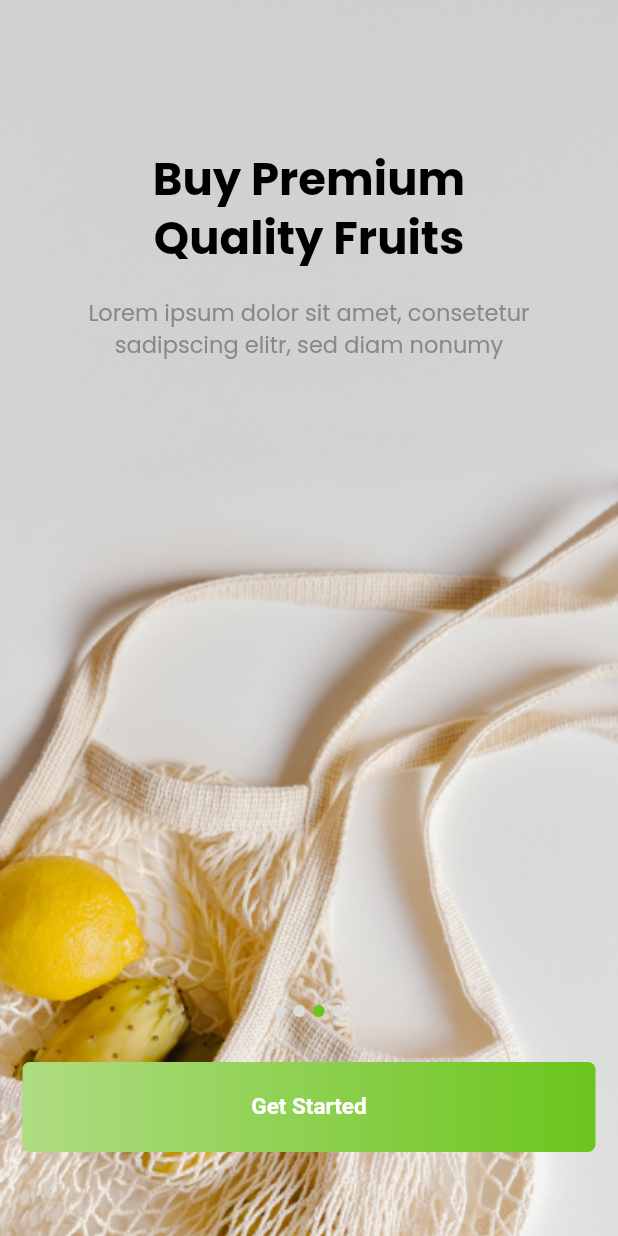
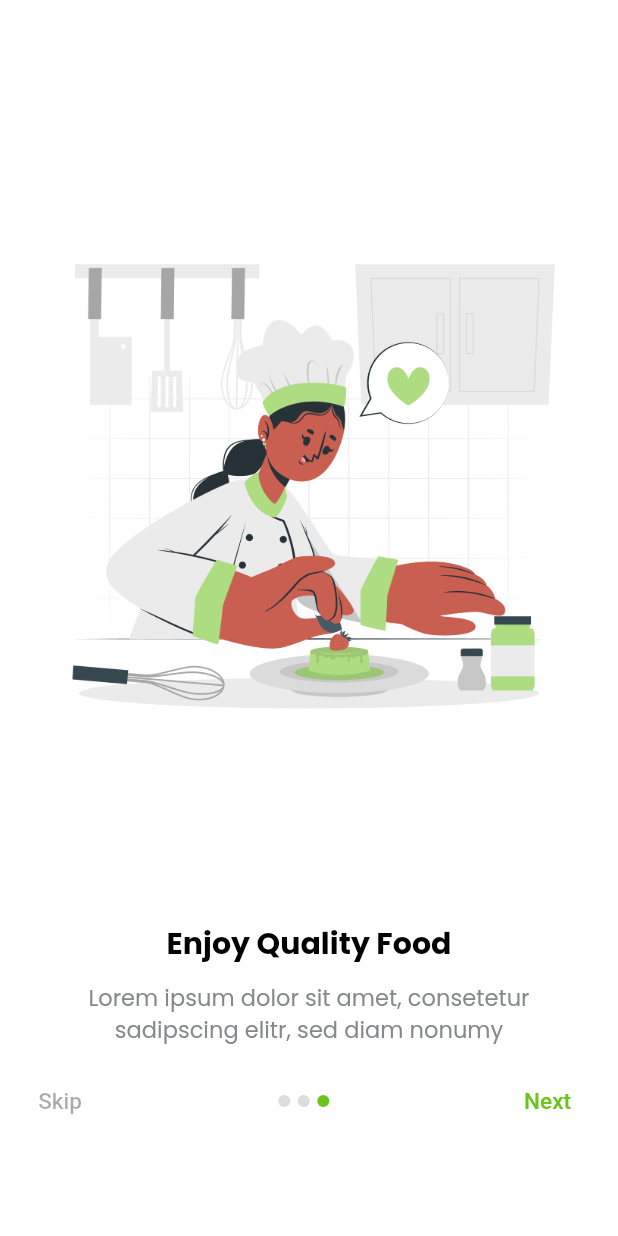
Before and after one commit to Manuelkpatsu/big_cart, a Flutter app: the screen it shows after launch, swiped to page 3, on a phone screen of 412 x 824 dp. Run offline on Flutter 3.47's test engine with Material 3 defaults, Android fonts, the phone set to English and light mode, and no system bars; drawn by our look-alikes of smooth_page_indicator; our stand-ins replace equatable, google_fonts.

Commit message:
Add third onboarding screen option

```diff
--- a/lib/main.dart
+++ b/lib/main.dart
@@ -1,6 +1,6 @@
 import 'package:flutter/material.dart';
 
-import 'screen/auth/onboard/onboard_screen.dart';
+import 'screen/auth/onboard_three/onboard_three_screen.dart';
 import 'theme/custom_theme.dart';
 
 void main() {
@@ -16,7 +16,7 @@ class MyApp extends StatelessWidget {
       debugShowCheckedModeBanner: false,
       title: 'Big Cart',
       theme: CustomTheme.theme,
-      home: const OnboardScreen(),
+      home: const OnboardThreeScreen(),
     );
   }
 }
--- /dev/null
+++ b/lib/screen/auth/onboard_three/onboard_three_screen.dart
@@ -0,0 +1,115 @@
+import 'package:big_cart_app/model/page_view_model.dart';
+import 'package:big_cart_app/theme/custom_color.dart';
+import 'package:big_cart_app/utils/constants/image_strings.dart';
+import 'package:big_cart_app/utils/constants/text_strings.dart';
+import 'package:flutter/material.dart';
+import 'package:smooth_page_indicator/smooth_page_indicator.dart';
+
+import 'widget/next_button.dart';
+import 'widget/onboard_three_page.dart';
+import 'widget/skip_button.dart';
+
+class OnboardThreeScreen extends StatefulWidget {
+  const OnboardThreeScreen({super.key});
+
+  @override
+  State<OnboardThreeScreen> createState() => _OnboardThreeScreenState();
+}
+
+class _OnboardThreeScreenState extends State<OnboardThreeScreen> {
+  final PageController _controller = PageController();
+  final List<PageViewModel> _pages = [
+    const PageViewModel(
+      title: TextStrings.onBoardingTitle31,
+      body: TextStrings.onBoardingSubTitle,
+      image: ImageStrings.onboardingImage31,
+    ),
+    const PageViewModel(
+      title: TextStrings.onBoardingTitle32,
+      body: TextStrings.onBoardingSubTitle,
+      image: ImageStrings.onboardingImage32,
+    ),
+    const PageViewModel(
+      title: TextStrings.onBoardingTitle33,
+      body: TextStrings.onBoardingSubTitle,
+      image: ImageStrings.onboardingImage33,
+    ),
+  ];
+  int _currentPageIndex = 0;
+
+  @override
+  void dispose() {
+    _controller.dispose();
+    super.dispose();
+  }
+
+  void _onPageChanged(int index) {
+    setState(() {
+      _currentPageIndex = index;
+    });
+  }
+
+  void _onSkipPressed() {
+    setState(() {
+      _currentPageIndex = 2;
+      _controller.jumpToPage(2);
+    });
+  }
+
+  void _onDotClicked(int index) {
+    setState(() {
+      _currentPageIndex = index;
+      _controller.jumpToPage(index);
+    });
+  }
+
+  void _onNextPressed() {
+    if (_currentPageIndex == 2) {
+      // Navigate to welcome screen
+    } else {
+      setState(() {
+        int page = _currentPageIndex + 1;
+        _controller.jumpToPage(page);
+      });
+    }
+  }
+
+  @override
+  Widget build(BuildContext context) {
+    return Scaffold(
+      body: Stack(
+        children: [
+          PageView(
+            controller: _controller,
+            onPageChanged: _onPageChanged,
+            children: _pages.map((model) => OnboardThreePage(model: model)).toList(),
+          ),
+          Positioned(
+            bottom: kBottomNavigationBarHeight + 10,
+            right: 15,
+            left: 8,
+            child: Row(
+              mainAxisAlignment: MainAxisAlignment.spaceBetween,
+              children: [
+                SkipButton(onPressed: _currentPageIndex != 2 ? _onSkipPressed : null),
+                SmoothPageIndicator(
+                  controller: _controller,
+                  count: _pages.length,
+                  effect: const WormEffect(
+                    spacing: 5,
+                    dotHeight: 8,
+                    dotWidth: 8,
+                    dotColor: CustomColor.dotColor,
+                    activeDotColor: CustomColor.primaryDarkColor,
+                  ),
+                  onDotClicked: _onDotClicked,
+                ),
+                NextButton(onPressed: _onNextPressed),
+              ],
+            ),
+          ),
+        ],
+      ),
+    );
+  }
+}
--- /dev/null
+++ b/lib/screen/auth/onboard_three/widget/next_button.dart
@@ -0,0 +1,21 @@
+import 'package:big_cart_app/theme/custom_color.dart';
+import 'package:big_cart_app/utils/constants/text_strings.dart';
+import 'package:flutter/material.dart';
+
+class NextButton extends StatelessWidget {
+  final VoidCallback? onPressed;
+
+  const NextButton({super.key, required this.onPressed});
+
+  @override
+  Widget build(BuildContext context) {
+    return TextButton(
+      onPressed: onPressed,
+      style: TextButton.styleFrom(
+        foregroundColor: CustomColor.primaryDarkColor,
+        textStyle: const TextStyle(fontSize: 15, fontWeight: FontWeight.w500),
+      ),
+      child: const Text(TextStrings.next),
+    );
+  }
+}
--- /dev/null
+++ b/lib/screen/auth/onboard_three/widget/onboard_three_page.dart
@@ -0,0 +1,33 @@
+import 'package:big_cart_app/model/page_view_model.dart';
+import 'package:big_cart_app/screen/auth/widget/onboard_body_text.dart';
+import 'package:big_cart_app/screen/auth/widget/onboard_title_text.dart';
+import 'package:flutter/material.dart';
+
+class OnboardThreePage extends StatelessWidget {
+  final PageViewModel model;
+
+  const OnboardThreePage({super.key, required this.model});
+
+  @override
+  Widget build(BuildContext context) {
+    return Padding(
+      padding: const EdgeInsets.symmetric(horizontal: 20),
+      child: Column(
+        crossAxisAlignment: CrossAxisAlignment.center,
+        children: [
+          SizedBox(height: MediaQuery.of(context).size.height * 0.16),
+          Image.asset(
+            model.image,
+            height: 384,
+            width: double.infinity,
+            fit: BoxFit.cover,
+          ),
+          const SizedBox(height: 100),
+          OnboardTitleText(title: model.title, fontSize: 20),
+          const SizedBox(height: 13),
+          OnboardBodyText(body: model.body),
+        ],
+      ),
+    );
+  }
+}
--- /dev/null
+++ b/lib/screen/auth/onboard_three/widget/skip_button.dart
@@ -0,0 +1,21 @@
+import 'package:big_cart_app/theme/custom_color.dart';
+import 'package:big_cart_app/utils/constants/text_strings.dart';
+import 'package:flutter/material.dart';
+
+class SkipButton extends StatelessWidget {
+  final VoidCallback? onPressed;
+
+  const SkipButton({super.key, required this.onPressed});
+
+  @override
+  Widget build(BuildContext context) {
+    return TextButton(
+      onPressed: onPressed,
+      style: TextButton.styleFrom(
+        foregroundColor: CustomColor.textButtonColor,
+        textStyle: const TextStyle(fontSize: 15, fontWeight: FontWeight.w500),
+      ),
+      child: const Text(TextStrings.skip),
+    );
+  }
+}
--- a/lib/screen/auth/widget/onboard_title_text.dart
+++ b/lib/screen/auth/widget/onboard_title_text.dart
@@ -2,17 +2,18 @@ import 'package:flutter/material.dart';
 
 class OnboardTitleText extends StatelessWidget {
   final String title;
+  final double fontSize;
 
-  const OnboardTitleText({super.key, required this.title});
+  const OnboardTitleText({super.key, required this.title, this.fontSize = 30});
 
   @override
   Widget build(BuildContext context) {
     return Text(
       title,
       textAlign: TextAlign.center,
-      style: const TextStyle(
+      style: TextStyle(
         color: Colors.black,
-        fontSize: 30,
+        fontSize: fontSize,
         height: 1.3,
         letterSpacing: 0.03,
         fontWeight: FontWeight.bold,
--- a/lib/theme/custom_color.dart
+++ b/lib/theme/custom_color.dart
@@ -10,6 +10,7 @@ class CustomColor {
   static const Color primaryDarkColor = Color(0xff6cc51d);
   static const Color primaryLightColor = Color(0xffebffd7);
   static const Color dotColor = Color(0xffdcdcdc);
+  static const Color textButtonColor = Color(0xffc4c4c4);
   static const LinearGradient linearGradient = LinearGradient(
     stops: [0.01, 1.0],
     colors: [primaryColor, primaryDarkColor],
--- a/lib/utils/constants/text_strings.dart
+++ b/lib/utils/constants/text_strings.dart
@@ -6,7 +6,15 @@ class TextStrings {
   static const String onBoardingTitle12 = "Buy Quality\nDairy Products";
   static const String onBoardingTitle13 = "Buy Premium\nQuality Fruits";
   static const String onBoardingTitle14 = "Get Discounts\nOn All Products";
+  static const String onBoardingTitle31 = "Buy Grocery";
+  static const String onBoardingTitle32 = "Fast Delivery";
+  static const String onBoardingTitle33 = "Enjoy Quality Food";
 
   static const String onBoardingSubTitle =
       "Lorem ipsum dolor sit amet, consetetur sadipscing elitr, sed diam nonumy";
+
+  // Button texts
+  static const String getStarted = "Get Started";
+  static const String skip = "Skip";
+  static const String next = "Next";
 }
```
